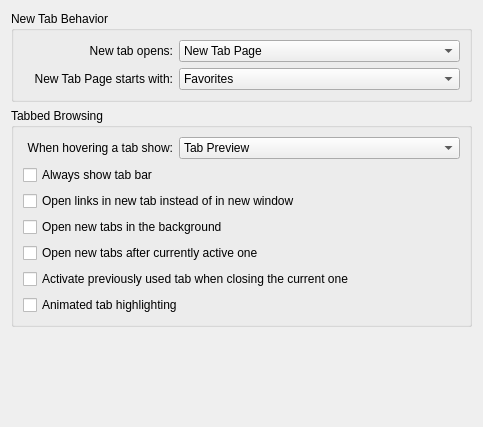
The window that src/settings/settings_tabs.ui (KDE/rekonq) describes before a commit, drawn with Qt 5.
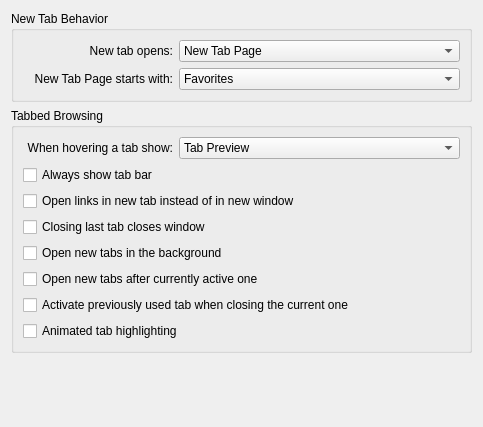
The same window after the commit. Custom widgets are drawn as their Qt base class.

Commit message:
Add option to close window by closing last tab
Usual behavior in Firefox/Chrome. Let it be configurable here :)

```diff
--- a/src/settings/settings_tabs.ui
+++ b/src/settings/settings_tabs.ui
@@ -197,6 +197,13 @@
         </property>
        </widget>
       </item>
+      <item>
+       <widget class="QCheckBox" name="kcfg_lastTabClosesWindow">
+        <property name="text">
+         <string>Closing last tab closes window</string>
+        </property>
+       </widget>
+      </item>
       <item>
        <widget class="QCheckBox" name="kcfg_openTabsBack">
         <property name="text">
```
The commit also changes 2 other files.
